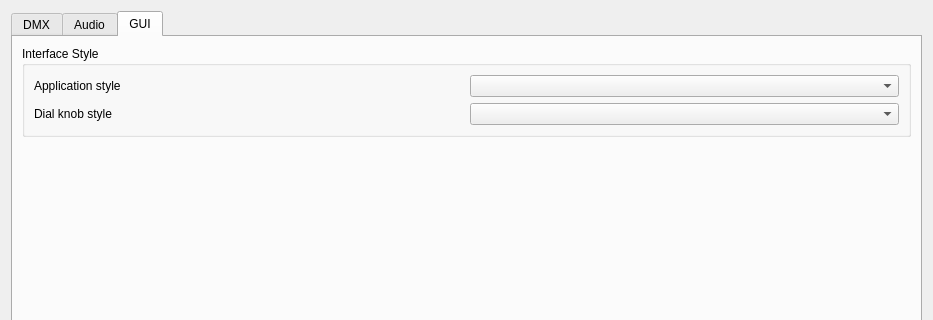
Pit1966/StageRunner, file StageRunner/gui/setupwidget.ui: the form before one commit; both pictures show x 0 to 933 and y 0 to 320 of the 933 by 596 pixel window.
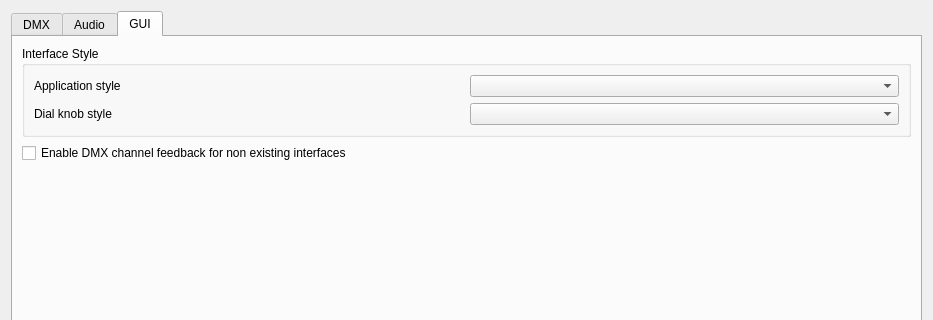
The form after the commit. The open tabs and pages were chosen to show the change.

```diff
--- a/StageRunner/gui/setupwidget.ui
+++ b/StageRunner/gui/setupwidget.ui
@@ -138,6 +138,13 @@
          </layout>
         </widget>
        </item>
+       <item>
+        <widget class="QCheckBox" name="noInterfaceFeedbackCheck">
+         <property name="text">
+          <string>Enable DMX channel feedback for non existing interfaces</string>
+         </property>
+        </widget>
+       </item>
        <item>
         <spacer name="verticalSpacer">
          <property name="orientation">
```
Left out of the diff: 2 changed lines with no effect on the pictures.
